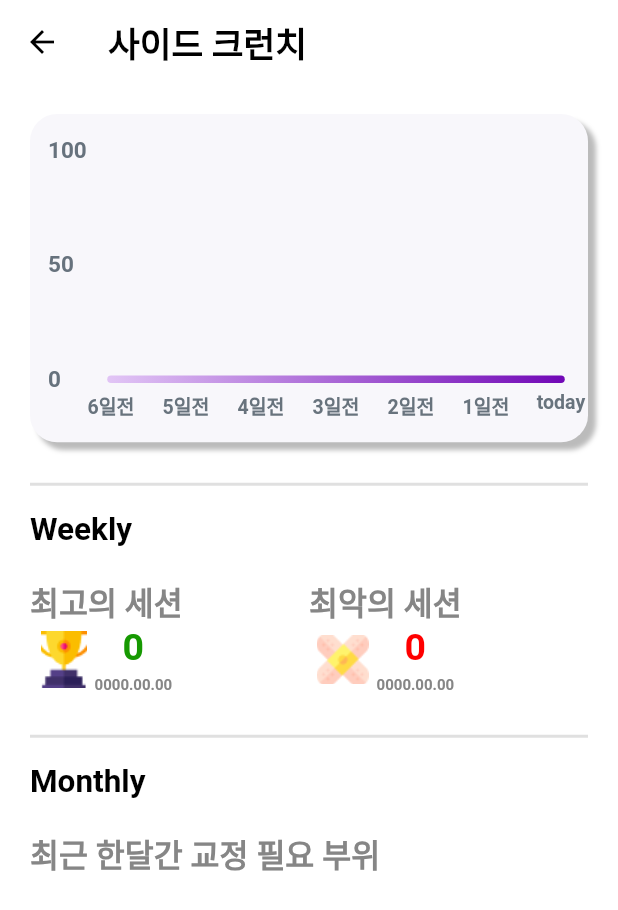
After one commit to NaverMind/AIHealthCare, a Flutter app: the Note screen opened directly, after a tap on the "add circle outline" icon, on a phone screen of 412 x 824 dp. The commit adds this screen. Shown: the top 910 px of the screen. Run offline on Flutter 3.47's test engine with Material 2 defaults, Android fonts, the phone set to English and light mode, and no system bars; drawn by our look-alikes of fl_chart; our stand-ins replace drift, flutter_svg, flutter_tts, get_it, introduction_screen, permission_handler and 2 more; missing offline and left inert: body_detection, circular_bottom_navigation, flutter_beep; accounts and stored records are empty; generated files the repository leaves out were written again.

Commit message:
그래프 클릭하면 상세 페이지 나옴

```diff
--- a/senior_fit_1/lib/model/standing_side_crunch.dart
+++ b/senior_fit_1/lib/model/standing_side_crunch.dart
@@ -600,7 +600,7 @@ class StandingSideCrunchPainter extends CustomPainter {
       for (int i = 1; i < score_list.length; i++) {
         if (score_list[idx] > score_list[i]) idx = i;
       }
-      prefs.setDouble('score_sum', score_sum);
+      prefs.setDouble('score_sum', score_sum/4);
       prefs.setDouble('score', score_list[idx]);
       prefs.setString('part', key[idx]);
       // 스코어가 제일 낮은 값의 자세가 threshold보다 작거나 같으면 그 부위에 대한 피드백 해줌.
--- /dev/null
+++ b/senior_fit_1/lib/screens/for_pichart.dart
@@ -0,0 +1,141 @@
+import 'package:fl_chart/fl_chart.dart';
+import 'package:flutter/material.dart';
+import 'package:flutter_svg/flutter_svg.dart';
+import 'package:get_it/get_it.dart';
+
+import '../database/drift_database.dart';
+
+/// Icons by svgrepo.com (https://www.svgrepo.com/collection/job-and-professions-3/)
+class NotePieChart extends StatefulWidget {
+  final String actionName;
+  final int totalCount;
+  final List<MapEntry<String, int>> notePart;
+
+  const NotePieChart({super.key, required this.actionName, required this.totalCount, required this.notePart});
+
+  @override
+  State<StatefulWidget> createState() => _NotePieChart();
+}
+
+class _NotePieChart extends State<NotePieChart> {
+  int touchedIndex = 10;
+
+
+  @override
+  Widget build(BuildContext context) {
+    return AspectRatio(
+      aspectRatio: 1.3,
+      child: Card(
+        color: Colors.white,
+        elevation: 0,
+        child: AspectRatio(
+          aspectRatio: 1,
+          child: PieChart(
+            PieChartData(
+              pieTouchData: PieTouchData(
+                touchCallback: (FlTouchEvent event, pieTouchResponse) {
+                  setState(() {
+                    if (!event.isInterestedForInteractions ||
+                        pieTouchResponse == null ||
+                        pieTouchResponse.touchedSection == null) {
+                      touchedIndex = -1;
+                      return;
+                    }
+                    touchedIndex =
+                        pieTouchResponse.touchedSection!.touchedSectionIndex;
+                  });
+                },
+              ),
+              borderData: FlBorderData(
+                show: false,
+              ),
+              sectionsSpace: 0,
+              centerSpaceRadius: 0,
+              sections: showingSections(),
+            ),
+          ),
+        ),
+      ),
+    );
+  }
+
+  List<PieChartSectionData> showingSections() {
+    return List.generate(widget.notePart.length, (i) {
+      final isTouched = i == touchedIndex;
+      final fontSize = isTouched ? 19.0 : 14.0;
+      final radius = isTouched ? 160.0 : 150.0;
+      final widgetSize = isTouched ? 55.0 : 40.0;
+
+      switch (i) {
+        case 0:
+          return PieChartSectionData(
+            color: const Color(0xff4B12BC),
+            value: (widget.notePart[i].value/widget.totalCount)*100,
+            title: '${((widget.notePart[i].value/widget.totalCount)*100).toInt()}%\n${widget.notePart[i].key}',
+            radius: radius,
+            titleStyle: TextStyle(
+              fontSize: fontSize,
+              fontWeight: FontWeight.bold,
+              color: const Color(0xffffffff),
+            ),
+          );
+        case 1:
+          return PieChartSectionData(
+            color: const Color(0xff0059FF),
+            value: (widget.notePart[i].value/widget.totalCount)*100,
+            title: '${((widget.notePart[i].value/widget.totalCount)*100).toInt()}%\n${widget.notePart[i].key}',
+            radius: radius,
+            titleStyle: TextStyle(
+              fontSize: fontSize,
+              fontWeight: FontWeight.bold,
+              color: const Color(0xffffffff),
+            ),
+
+          );
+        case 2:
+          return PieChartSectionData(
+            color: const Color(0xff007EFF),
+            value: (widget.notePart[i].value/widget.totalCount)*100,
+            title: '${((widget.notePart[i].value/widget.totalCount)*100).toInt()}%\n${widget.notePart[i].key}',
+            radius: radius,
+            titleStyle: TextStyle(
+              fontSize: fontSize,
+              fontWeight: FontWeight.bold,
+              color: const Color(0xffffffff),
+            ),
+
+            badgePositionPercentageOffset: .98,
+          );
+        case 3:
+          return PieChartSectionData(
+            color: const Color(0xff009EFF),
+            value: (widget.notePart[i].value/widget.totalCount)*100,
+            title: '${((widget.notePart[i].value/widget.totalCount)*100).toInt()}%\n${widget.notePart[i].key}',
+
+            radius: radius,
+            titleStyle: TextStyle(
+              fontSize: fontSize,
+              fontWeight: FontWeight.bold,
+              color: const Color(0xffffffff),
+            ),
+
+            badgePositionPercentageOffset: .98,
+          );
+        default:
+          return PieChartSectionData(
+            color: const Color(0xff00B9FF),
+            value: (widget.notePart[i].value/widget.totalCount)*100,
+            title: '${((widget.notePart[i].value/widget.totalCount)*100).toInt()}%\n${widget.notePart[i].key}',
+            radius: radius,
+            titleStyle: TextStyle(
+              fontSize: fontSize,
+              fontWeight: FontWeight.bold,
+              color: const Color(0xffffffff),
+            ),
+
+            badgePositionPercentageOffset: .98,
+          );
+      }
+    });
+  }
+}
--- a/senior_fit_1/lib/screens/note.dart
+++ b/senior_fit_1/lib/screens/note.dart
@@ -1,5 +1,6 @@
 import 'package:flutter/material.dart';
 import 'package:senior_fit_1/screens/for_chart.dart';
+import 'package:senior_fit_1/screens/note_detail.dart';
 
 class Note extends StatefulWidget {
   const Note({Key? key}) : super(key: key);
@@ -9,18 +10,18 @@ class Note extends StatefulWidget {
 }
 
 class _MyPageState extends State<Note> {
-
-
   @override
   Widget build(BuildContext context) {
     return Scaffold(
       appBar: AppBar(
         title: const Text('운동 노트'),
         backgroundColor: Colors.white,
-        titleTextStyle: const TextStyle(color: Colors.black, fontWeight: FontWeight.bold,fontSize: 23),
+        titleTextStyle: const TextStyle(
+            color: Colors.black, fontWeight: FontWeight.bold, fontSize: 23),
         elevation: 0.0,
       ),
       body: Container(
+        color: Colors.white,
         width: double.infinity,
         height: double.infinity,
         child: SingleChildScrollView(
@@ -30,7 +31,9 @@ class _MyPageState extends State<Note> {
                 alignment: Alignment.centerLeft,
                 child: Row(
                   children: [
-                    const SizedBox(width: 20,),
+                    const SizedBox(
+                      width: 20,
+                    ),
                     Image.asset(
                       'images/man.png',
                       height: 40,
@@ -48,9 +51,24 @@ class _MyPageState extends State<Note> {
                   ],
                 ),
               ),
-              const Padding(
+              Padding(
                 padding: EdgeInsets.fromLTRB(15, 3, 15, 10),
-                child: LineChartSample2(actionName: '사이드 크런치',),
+                child: Stack(children: [
+                  LineChartSample2(
+                    actionName: '사이드 크런치',
+                  ),
+                  Positioned(
+                    right: 0,
+                    top: 0,
+                    child: IconButton(onPressed: (){
+                      Navigator.of(context).push(
+                          MaterialPageRoute(builder: (context)=>NoteDetail(
+                            actionName: '사이드 크런치',
+                          ))
+                      );
+                    }, icon: Icon(Icons.add_circle_outline,color: Color(0xff7209B7),)),
+                  )
+                ]),
               ),
               const SizedBox(
                 height: 10,
@@ -59,7 +77,9 @@ class _MyPageState extends State<Note> {
                 alignment: Alignment.centerLeft,
                 child: Row(
                   children: [
-                    const SizedBox(width: 20,),
+                    const SizedBox(
+                      width: 20,
+                    ),
                     Image.asset(
                       'images/pushup.png',
                       height: 40,
@@ -77,9 +97,24 @@ class _MyPageState extends State<Note> {
                   ],
                 ),
               ),
-              const Padding(
+              Padding(
                 padding: EdgeInsets.fromLTRB(15, 3, 15, 10),
-                child: LineChartSample2(actionName: '버드독',),
+                child: Stack(children: [
+                  LineChartSample2(
+                    actionName: '버드독',
+                  ),
+                  Positioned(
+                    right: 0,
+                    top: 0,
+                    child: IconButton(onPressed: (){
+                      Navigator.of(context).push(
+                          MaterialPageRoute(builder: (context)=>NoteDetail(
+                            actionName: '버드독',
+                          ))
+                      );
+                    }, icon: Icon(Icons.add_circle_outline,color: Color(0xff7209B7),)),
+                  )
+                ]),
               ),
               const SizedBox(
                 height: 10,
@@ -88,7 +123,9 @@ class _MyPageState extends State<Note> {
                 alignment: Alignment.centerLeft,
                 child: Row(
                   children: [
-                    const SizedBox(width: 20,),
+                    const SizedBox(
+                      width: 20,
+                    ),
                     Image.asset(
                       'images/npush.png',
                       height: 40,
@@ -106,9 +143,24 @@ class _MyPageState extends State<Note> {
                   ],
                 ),
               ),
-              const Padding(
+              Padding(
                 padding: EdgeInsets.fromLTRB(15, 3, 15, 10),
-                child: LineChartSample2(actionName: '무릎 푸시업',),
+                child: Stack(children: [
+                  LineChartSample2(
+                    actionName: '무릎 푸시업',
+                  ),
+                  Positioned(
+                    right: 0,
+                    top: 0,
+                    child: IconButton(onPressed: (){
+                      Navigator.of(context).push(
+                          MaterialPageRoute(builder: (context)=>NoteDetail(
+                            actionName: '무릎 푸시업',
+                          ))
+                      );
+                    }, icon: Icon(Icons.add_circle_outline,color: Color(0xff7209B7),)),
+                  )
+                ]),
               ),
               const SizedBox(
                 height: 10,
@@ -117,7 +169,9 @@ class _MyPageState extends State<Note> {
                 alignment: Alignment.centerLeft,
                 child: Row(
                   children: [
-                    const SizedBox(width: 20,),
+                    const SizedBox(
+                      width: 20,
+                    ),
                     Image.asset(
                       'images/plank.png',
                       height: 40,
@@ -135,9 +189,24 @@ class _MyPageState extends State<Note> {
                   ],
                 ),
               ),
-              const Padding(
+              Padding(
                 padding: EdgeInsets.fromLTRB(15, 3, 15, 10),
-                child: LineChartSample2(actionName: '플랭크',),
+                child: Stack(children: [
+                  LineChartSample2(
+                    actionName: '플랭크',
+                  ),
+                  Positioned(
+                    right: 0,
+                    top: 0,
+                    child: IconButton(onPressed: (){
+                      Navigator.of(context).push(
+                          MaterialPageRoute(builder: (context)=>NoteDetail(
+                            actionName: '플랭크',
+                          ))
+                      );
+                    }, icon: Icon(Icons.add_circle_outline,color: Color(0xff7209B7),)),
+                  )
+                ]),
               ),
             ],
           ),
--- /dev/null
+++ b/senior_fit_1/lib/screens/note_detail.dart
@@ -0,0 +1,303 @@
+import 'package:fl_chart/fl_chart.dart';
+import 'package:flutter/material.dart';
+import 'package:get_it/get_it.dart';
+import 'package:senior_fit_1/screens/for_chart.dart';
+import 'package:senior_fit_1/screens/for_pichart.dart';
+
+import '../database/drift_database.dart';
+
+class NoteDetail extends StatefulWidget {
+  final String actionName;
+
+  const NoteDetail({Key? key, required this.actionName}) : super(key: key);
+
+  @override
+  State<NoteDetail> createState() => _NoteDetailState();
+}
+
+class _NoteDetailState extends State<NoteDetail> {
+  int bestSeScore = 0;
+  int worstSeScore = 101;
+  String bestSeDate = '0000.00.00';
+  String worstSeDate = '0000.00.00';
+  int partCounter = 0;
+  List<MapEntry<String, int>> sortedNotePartCounter = [];
+
+  @override
+  void initState() {
+    super.initState();
+    readDatabase();
+  }
+
+  void readDatabase() async {
+    final data = await GetIt.I<LocalDatabase>()
+        .watchFeedbackScoresAct(widget.actionName);
+    print(data);
+
+    DateTime today = DateTime(
+      DateTime.now().year,
+      DateTime.now().month,
+      DateTime.now().day,
+    );
+
+    List<List<int>> spotTemp = [
+      [0, 0],
+      [0, 0],
+      [0, 0],
+      [0, 0],
+      [0, 0],
+      [0, 0],
+      [0, 0],
+    ];
+
+    Map<String, int> notePartCounter = {};
+
+    for (var element in data) {
+      print(element);
+
+      int diff = today.difference(element.createdAt).inDays;
+      print("diff : $diff");
+      if (diff < 7) {
+        spotTemp[diff][1] = (spotTemp[diff][1] + element.score);
+        spotTemp[diff][0]++;
+      }
+      if (diff < 31) {
+        partCounter++;
+        if (notePartCounter.containsKey(element.part)) {
+          notePartCounter[element.part] = notePartCounter[element.part]! + 1;
+        } else {
+          notePartCounter[element.part] = 1;
+        }
+      }
+    }
+    sortedNotePartCounter = notePartCounter.entries.toList()
+      ..sort((a, b) => b.value.compareTo(a.value));
+
+    // TODO: 파이차트 max 몇개인지 정해야함 나머지는 기타로 취급
+    int maxLength = 3;
+    if (sortedNotePartCounter.length > maxLength) {
+      sortedNotePartCounter[maxLength] =
+          MapEntry('etc', sortedNotePartCounter[maxLength].value);
+      for (int i = maxLength + 1; i < sortedNotePartCounter.length; i++) {
+        sortedNotePartCounter[maxLength] = MapEntry(
+            'etc',
+            sortedNotePartCounter[maxLength].value +
+                sortedNotePartCounter[i].value);
+      }
+      while (sortedNotePartCounter.length > maxLength + 1) {
+        sortedNotePartCounter.removeLast();
+      }
+    }
+    print('👋👋👋👋👋👋👋👋👋👋👋👋👋👋👋👋👋👋');
+    print(sortedNotePartCounter);
+    print('횟수 $partCounter');
+    print('=============');
+    setState(() {
+      for (int i = 0; i < spotTemp.length; i++) {
+        if (spotTemp[i][0] != 0) {
+          if (spotTemp[i][1] > bestSeScore) {
+            DateTime day = DateTime.now().add(Duration(days: -i));
+            bestSeDate = '${day.year}.${day.month}.${day.day}';
+            bestSeScore = spotTemp[i][1] ~/ spotTemp[i][0];
+          }
+          if (spotTemp[i][1] < worstSeScore) {
+            DateTime day = DateTime.now().add(Duration(days: -i));
+            worstSeDate = '${day.year}.${day.month}.${day.day}';
+            worstSeScore = spotTemp[i][1] ~/ spotTemp[i][0];
+          }
+        }
+      }
+      if (worstSeScore == 101) {
+        worstSeScore = 0;
+      }
+    });
+  }
+
+  @override
+  Widget build(BuildContext context) {
+    return Scaffold(
+      appBar: AppBar(
+        backgroundColor: Colors.white,
+        foregroundColor: Colors.black,
+        elevation: 0,
+        title: Text(widget.actionName),
+        titleTextStyle: const TextStyle(
+            color: Colors.black, fontWeight: FontWeight.bold, fontSize: 23),
+      ),
+      body: SingleChildScrollView(
+        child: Container(
+          color: Colors.white,
+          child: Padding(
+            padding: const EdgeInsets.all(20.0),
+            child: Column(
+              children: [
+                LineChartSample2(
+                  actionName: widget.actionName,
+                ),
+                const Padding(
+                  padding: EdgeInsets.only(
+                    top: 20,
+                    bottom: 10,
+                  ),
+                  child: Divider(
+                    thickness: 2,
+                  ),
+                ),
+                Row(
+                  children: [
+                    Text(
+                      'Weekly',
+                      style: TextStyle(
+                          color: Colors.black,
+                          fontWeight: FontWeight.w600,
+                          fontSize: 21),
+                    ),
+                  ],
+                ),
+                SizedBox(
+                  height: 20,
+                ),
+                Row(
+                  mainAxisAlignment: MainAxisAlignment.spaceBetween,
+                  children: [
+                    Column(
+                      children: [
+                        Text(
+                          '최고의 세션',
+                          style: TextStyle(
+                              color: Color(0xff868686),
+                              fontWeight: FontWeight.w600,
+                              fontSize: 21),
+                        ),
+                        Row(
+                          mainAxisAlignment: MainAxisAlignment.start,
+                          children: [
+                            Image.asset('images/free-icon-trophy-5903915 1.png'),
+                            SizedBox(
+                              width: 5,
+                            ),
+                            Column(
+                              children: [
+                                Text(
+                                  bestSeScore.toString(),
+                                  style: TextStyle(
+                                    color: Color(0xff169901),
+                                    fontSize: 25,
+                                    fontWeight: FontWeight.bold,
+                                  ),
+                                ),
+                                SizedBox(
+                                  height: 5,
+                                ),
+                                Text(
+                                  bestSeDate,
+                                  style: TextStyle(
+                                    color: Color(0xff868686),
+                                    fontSize: 10,
+                                    fontWeight: FontWeight.bold,
+                                  ),
+                                ),
+                              ],
+                            )
+                          ],
+                        )
+                      ],
+                    ),
+                    Column(
+                      // crossAxisAlignment: CrossAxisAlignment.stretch,
+                      children: [
+                        Text(
+                          '최악의 세션',
+                          style: TextStyle(
+                              color: Color(0xff868686),
+                              fontWeight: FontWeight.w600,
+                              fontSize: 21),
+                        ),
+                        Row(
+                          mainAxisAlignment: MainAxisAlignment.spaceBetween,
+                          children: [
+                            Image.asset('images/plaster1.png'),
+                            SizedBox(
+                              width: 5,
+                            ),
+                            Column(
+                              children: [
+                                Text(
+                                  worstSeScore.toString(),
+                                  style: TextStyle(
+                                    color: Color(0xffFF0000),
+                                    fontSize: 25,
+                                    fontWeight: FontWeight.bold,
+                                  ),
+                                ),
+                                SizedBox(
+                                  height: 5,
+                                ),
+                                Text(
+                                  worstSeDate,
+                                  style: TextStyle(
+                                    color: Color(0xff868686),
+                                    fontSize: 10,
+                                    fontWeight: FontWeight.bold,
+                                  ),
+                                ),
+                              ],
+                            )
+                          ],
+                        )
+                      ],
+                    ),
+                    SizedBox(),
+                  ],
+                ),
+                const Padding(
+                  padding: EdgeInsets.only(
+                    top: 20,
+                    bottom: 10,
+                  ),
+                  child: Divider(
+                    thickness: 2,
+                  ),
+                ),
+                Row(
+                  // mainAxisAlignment: MainAxisAlignment.spaceBetween,
+                  children: [
+                    Text(
+                      'Monthly   ',
+                      style: TextStyle(
+                          color: Colors.black,
+                          fontWeight: FontWeight.w600,
+                          fontSize: 21),
+                    ),
+                  ],
+                ),
+                Padding(
+                  padding: const EdgeInsets.only(top: 20, bottom: 20),
+                  child: Row(
+                    children: [
+                      Text(
+                        '최근 한달간 교정 필요 부위',
+                        style: TextStyle(
+                            color: Color(0xff868686),
+                            fontWeight: FontWeight.w600,
+                            fontSize: 21),
+                      ),
+                    ],
+                  ),
+                ),
+                SizedBox(
+                  height: 300,
+                  child: NotePieChart(
+                    actionName: widget.actionName,
+                    totalCount: partCounter,
+                    notePart: sortedNotePartCounter,
+                  ),
+                ),
+              ],
+            ),
+          ),
+        ),
+      ),
+    );
+  }
+}
--- a/senior_fit_1/pubspec.yaml
+++ b/senior_fit_1/pubspec.yaml
@@ -53,6 +53,7 @@ dependencies:
   sqlite3_flutter_libs: ^0.5.0
   path: ^1.8.2
   get_it: ^7.2.0
+  flutter_svg: ^1.1.6
 
 dev_dependencies:
   flutter_test:
```
Also changed, not shown: senior_fit_1/lib/screens/for_chart.dart (+16 -112 lines), senior_fit_1/images/free-icon-trophy-5903915 1.png (added), senior_fit_1/images/plaster1.png (added), senior_fit_1/pubspec.lock.
